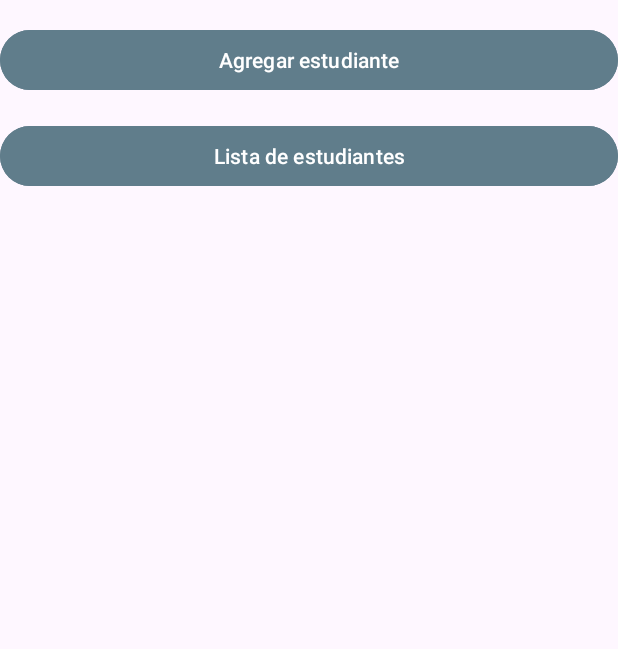
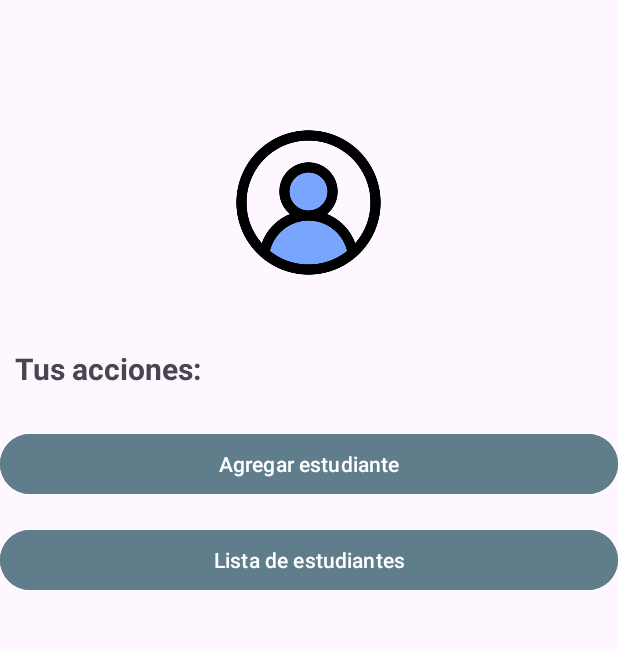
Before and after one commit to AlbertoAlas03/Desafio-practicoII-DSM, an Android app: the MainActivity screen opened directly, with no data from a screen before it, on a phone screen of 412 x 824 dp, the part 96-745 px from its top. Run offline under Robolectric (Android 15) with nearby library versions, the phone set to English and light mode, and no system bars; our stand-ins replace Firebase (no records; nobody signed in at launch, a user with empty details on screens opened directly).

Commit message:
Ultimos detalles de diseño agregados

```diff
--- a/app/src/main/res/layout/activity_main.xml
+++ b/app/src/main/res/layout/activity_main.xml
@@ -14,6 +14,28 @@
         android:layout_height="?attr/actionBarSize"
         android:background="#CFD8DC"
         tools:ignore="MissingConstraints" />
+
+    <ImageView
+        android:id="@+id/imageView"
+        android:layout_width="110dp"
+        android:layout_height="110dp"
+        android:layout_marginTop="80dp"
+        android:layout_marginBottom="32dp"
+        android:src="@drawable/avatar"
+        app:layout_constraintEnd_toEndOf="parent"
+        app:layout_constraintStart_toStartOf="parent"
+        app:layout_constraintTop_toTopOf="parent"
+        app:layout_constraintBottom_toTopOf="@+id/txtNombre"
+        android:layout_gravity="center"/>
+
+    <TextView
+        android:layout_width="match_parent"
+        android:layout_height="wrap_content"
+        android:text="@string/Acciones"
+        android:textSize="20dp"
+        android:layout_margin="10dp"
+        android:textStyle="bold"
+        />
 
     <Button
         android:id="@+id/btnAgregarEstudiantes"
--- a/app/src/main/res/values/strings.xml
+++ b/app/src/main/res/values/strings.xml
@@ -33,4 +33,5 @@
     <string name="filtrar">Filtrar </string>
     <string name="agregarEstudiante">Agregar Estudiante </string>
     <string name="editarEstudiante">Editar Estudiante </string>
+    <string name="Acciones">Tus acciones:</string>
 </resources>
```
Also changed, not shown: app/src/main/res/drawable/avatar.png (added).
